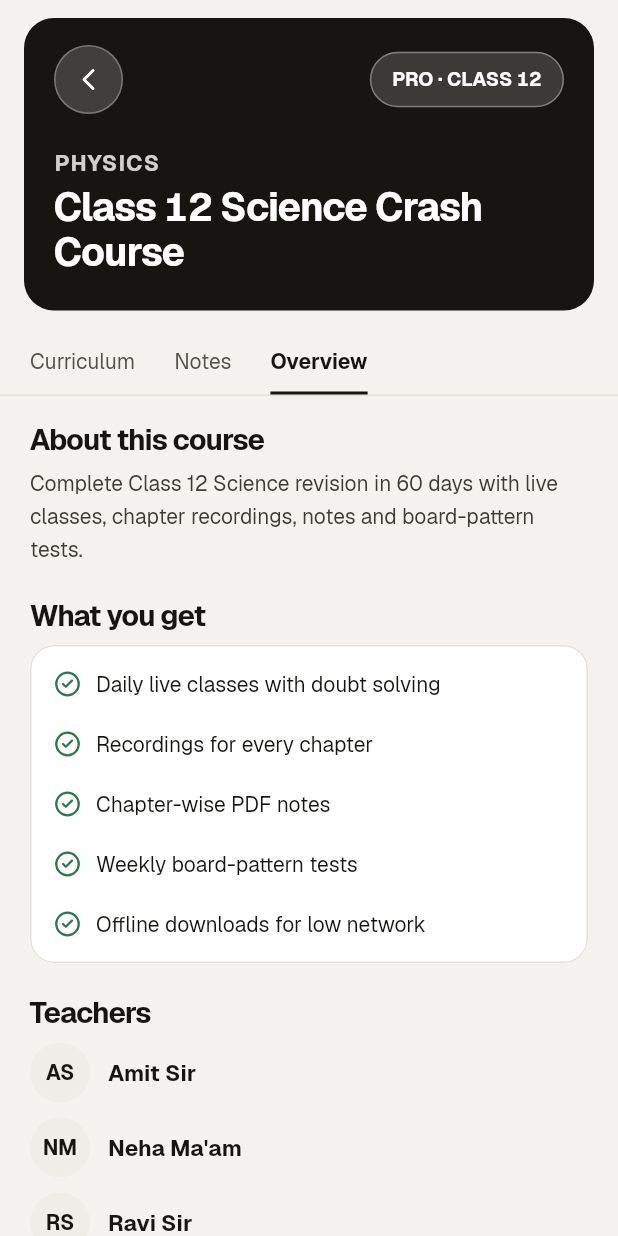
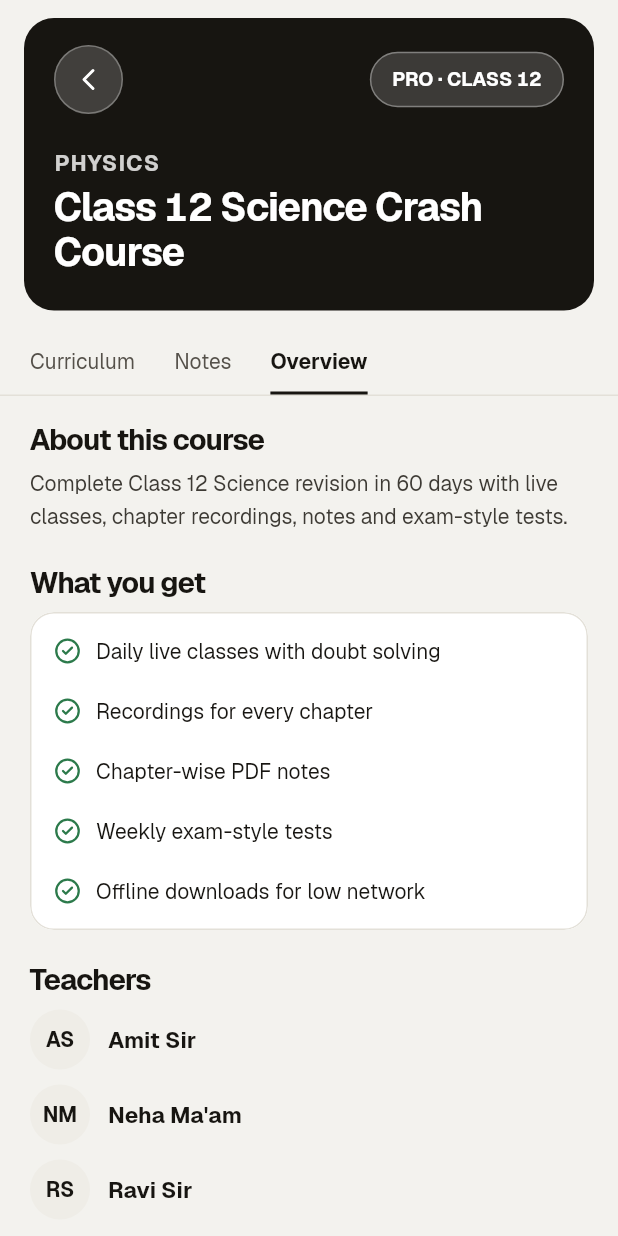
Before and after one commit to Genziitian/Ab_academy, a Flutter app: the CurriculumScreen screen opened by its route, after a tap on "Notes", after a tap on "Overview", on a phone screen of 412 x 824 dp. Run offline on Flutter 3.47's test engine with Material 3 defaults, Android fonts, the phone set to English and light mode, and no system bars; our stand-ins replace firebase_core, firebase_messaging, flutter_local_notifications, flutter_riverpod, go_router, google_sign_in and 5 more; missing offline and left inert: pdfrx, webview_flutter_android, webview_flutter_wkwebview; accounts and stored records are empty; project files that could hold a hidden picture were left out.

Commit message:
Store: build 9 screenshots from the real app; neutral mock text
Co-Authored-By: Claude Opus 5.5 <noreply@anthropic.com>

```diff
--- a/apps/mobile/lib/data/mock/mock_data.dart
+++ b/apps/mobile/lib/data/mock/mock_data.dart
@@ -50,7 +50,7 @@ abstract final class MockData {
     'Daily live classes with doubt solving',
     'Recordings for every chapter',
     'Chapter-wise PDF notes',
-    'Weekly board-pattern tests',
+    'Weekly exam-style tests',
     'Offline downloads for low network',
   ];
 
@@ -75,7 +75,7 @@ abstract final class MockData {
     originalPriceInr: 4999,
     description:
         'Complete Class 12 Science revision in 60 days with live classes, chapter '
-        'recordings, notes and board-pattern tests.',
+        'recordings, notes and exam-style tests.',
     nextUpLabel: 'Next: Physics • Electric Charges',
     lessonsCount: 120,
     notesCount: 38,
@@ -474,7 +474,7 @@ abstract final class MockData {
     LiveMessage(
       author: 'Priya',
       initials: 'PS',
-      body: 'Will this come in board exam?',
+      body: 'Will this come in the exam?',
     ),
     LiveMessage(
       author: 'Amit Sir',
@@ -750,7 +750,7 @@ abstract final class MockData {
   static const lectureEyebrow = 'PHYSICS · CHAPTER 01';
   static const lectureAbout =
       "Electric flux and Gauss's law with applications to a line charge, a plane sheet "
-      'and a spherical shell. Includes four board-pattern derivations.';
+      'and a spherical shell. Includes four exam-style derivations.';
 
   /// PDFs attached to a lecture. The asset is bundled so the viewer works offline.
   static const lessonAttachments = [
@@ -798,7 +798,7 @@ abstract final class MockData {
       id: 'c3',
       author: 'Rahul Kumar',
       initials: 'RK',
-      body: 'Can we get more board-pattern derivations on the spherical shell?',
+      body: 'Can we get more exam-style derivations on the spherical shell?',
       timeLabel: '20m',
       isMe: true,
     ),
```
Also changed, not shown: 8 other files.
